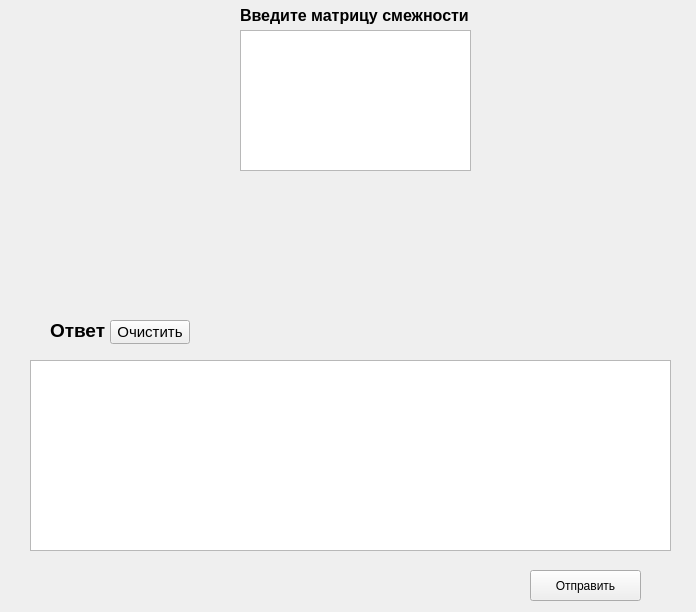
Above: graphs/fifth_task.ui from Basota123/MathMinds before the change. Below: the same form after it.
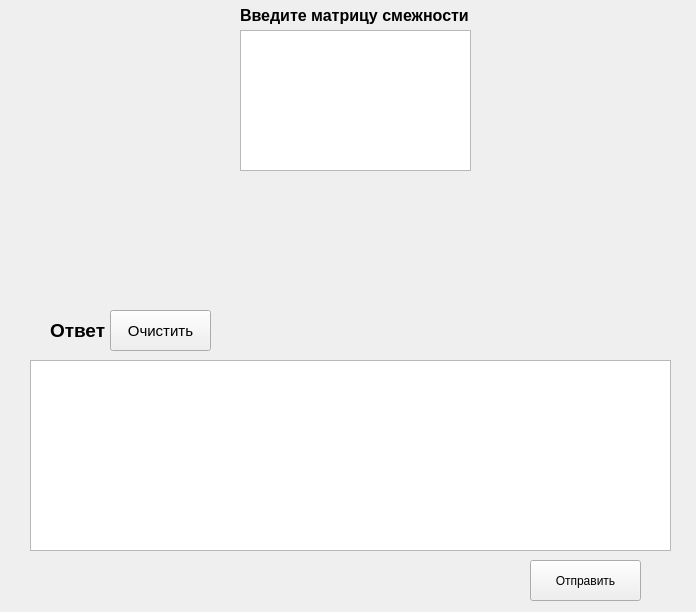
That is the form after the change.

The edit to the form file:
```diff
--- a/graphs/fifth_task.ui
+++ b/graphs/fifth_task.ui
@@ -46,9 +46,9 @@
    <property name="geometry">
     <rect>
      <x>110</x>
-     <y>320</y>
-     <width>80</width>
-     <height>24</height>
+     <y>310</y>
+     <width>101</width>
+     <height>41</height>
     </rect>
    </property>
    <property name="font">
@@ -83,9 +83,9 @@
    <property name="geometry">
     <rect>
      <x>530</x>
-     <y>570</y>
+     <y>560</y>
      <width>111</width>
-     <height>31</height>
+     <height>41</height>
     </rect>
    </property>
    <property name="text">
```
